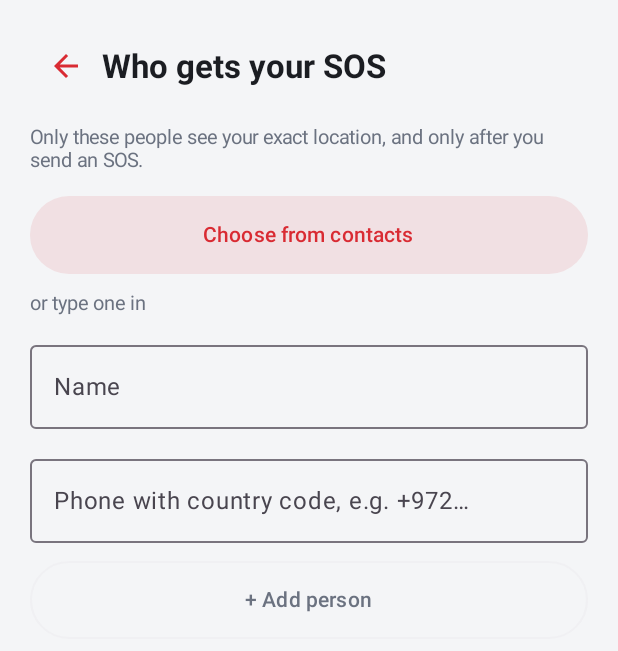
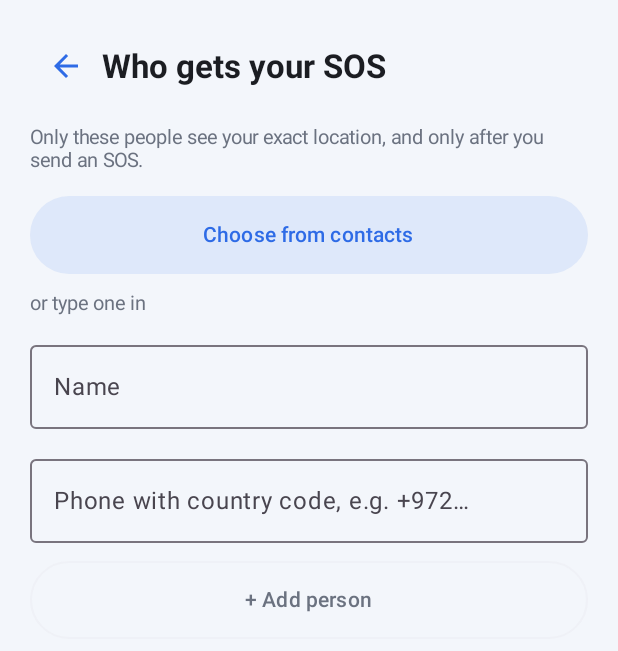
Before and after one commit to DavidFrumgarzts/homeward, an Android app built with Jetpack Compose: the ContactsScreen screen opened through its navigation route, on a phone screen of 412 x 824 dp. Shown: the top 651 px of the screen. Run offline under Robolectric (Android 15) with nearby library versions, the phone set to English and light mode, and no system bars; pictures from the network do not load.

Commit message:
Calm blue color scheme; red only for SOS, police call and red zones
New Primary blue (#2E6BE6) for buttons, links, icons and onboarding.
RedButton -> PrimaryButton(color = ...), red passed only for 'Send SOS' and
'Call local police'. Matches the recolored Figma file.

Co-Authored-By: Claude Opus 5.5 <noreply@anthropic.com>

```diff
--- a/app/src/main/java/app/homeward/design/Colors.kt
+++ b/app/src/main/java/app/homeward/design/Colors.kt
@@ -5,14 +5,16 @@ import androidx.compose.ui.graphics.Color
 // All app colors in one place. Same values as the Figma variables ("Homeward colors").
 // Change a color here and it changes on every screen.
 object HomewardColors {
-    val Background = Color(0xFFF4F5F7)   // light grey page background
+    val Background = Color(0xFFF3F6FB)   // light, slightly blue page background (calm)
     val Surface = Color(0xFFFFFFFF)      // white cards
     val SurfaceAlt = Color(0xFFF3F4F6)   // input boxes, chips
     val Border = Color(0xFFE7E9ED)
     val Text = Color(0xFF1B1D22)
     val TextMuted = Color(0xFF6B7280)
-    val Red = Color(0xFFD92B33)          // SOS + primary actions only
-    val RedTint = Color(0x1AD92B33)      // 10% red, icon circles
+    val Primary = Color(0xFF2E6BE6)      // calm blue: buttons, links, icons (Figma "color/primary")
+    val PrimaryTint = Color(0x1A2E6BE6)  // 10% blue, icon circles
+    val Red = Color(0xFFD92B33)          // ONLY for SOS, police call and red-zone warnings
+    val RedTint = Color(0x1AD92B33)      // 10% red, warning tags
     val Green = Color(0xFF1E9E62)        // "OK", safer zones, delivered
     val Yellow = Color(0xFFE0A10F)       // "careful" zones
     val Blue = Color(0xFF2563EB)         // your location dot
--- a/app/src/main/java/app/homeward/design/HomewardTheme.kt
+++ b/app/src/main/java/app/homeward/design/HomewardTheme.kt
@@ -9,7 +9,7 @@ import androidx.compose.runtime.Composable
 fun HomewardTheme(content: @Composable () -> Unit) {
     MaterialTheme(
         colorScheme = lightColorScheme(
-            primary = HomewardColors.Red,
+            primary = HomewardColors.Primary,
             background = HomewardColors.Background,
             surface = HomewardColors.Surface,
             onSurface = HomewardColors.Text,
--- a/app/src/main/java/app/homeward/design/components/IconCircle.kt
+++ b/app/src/main/java/app/homeward/design/components/IconCircle.kt
@@ -12,10 +12,10 @@ import androidx.compose.ui.graphics.vector.ImageVector
 import androidx.compose.ui.unit.dp
 import app.homeward.design.HomewardColors
 
-// Red outline icon in a light-red circle (onboarding feature rows and permission cards).
+// Blue outline icon in a light-blue circle (onboarding feature rows and permission cards).
 @Composable
 fun IconCircle(icon: ImageVector, size: Int = 44, modifier: Modifier = Modifier) {
-    Box(modifier.size(size.dp).background(HomewardColors.RedTint, CircleShape), contentAlignment = Alignment.Center) {
-        Icon(icon, contentDescription = null, tint = HomewardColors.Red, modifier = Modifier.size((size / 2).dp))
+    Box(modifier.size(size.dp).background(HomewardColors.PrimaryTint, CircleShape), contentAlignment = Alignment.Center) {
+        Icon(icon, contentDescription = null, tint = HomewardColors.Primary, modifier = Modifier.size((size / 2).dp))
     }
 }
--- a/app/src/main/java/app/homeward/design/components/RedButton.kt
+++ b/app/src/main/java/app/homeward/design/components/PrimaryButton.kt
@@ -8,19 +8,21 @@ import androidx.compose.material3.ButtonDefaults
 import androidx.compose.material3.Text
 import androidx.compose.runtime.Composable
 import androidx.compose.ui.Modifier
+import androidx.compose.ui.graphics.Color
 import androidx.compose.ui.text.font.FontWeight
 import androidx.compose.ui.unit.dp
 import androidx.compose.ui.unit.sp
 import app.homeward.design.HomewardColors
 
-// Full-width red button for the one main action on a screen ("Send", "Call police", "Safer route").
+// Full-width button for the one main action on a screen. Calm blue by default;
+// pass color = HomewardColors.Red only for emergency actions (send SOS, call police).
 @Composable
-fun RedButton(label: String, modifier: Modifier = Modifier, enabled: Boolean = true, onClick: () -> Unit) {
+fun PrimaryButton(label: String, modifier: Modifier = Modifier, enabled: Boolean = true, color: Color = HomewardColors.Primary, onClick: () -> Unit) {
     Button(
         onClick = onClick,
         enabled = enabled,
         modifier = modifier.fillMaxWidth().height(56.dp),
         shape = RoundedCornerShape(14.dp),
-        colors = ButtonDefaults.buttonColors(containerColor = HomewardColors.Red),
+        colors = ButtonDefaults.buttonColors(containerColor = color),
     ) { Text(label, fontSize = 16.sp, fontWeight = FontWeight.SemiBold) }
 }
--- a/app/src/main/java/app/homeward/design/components/ProgressDots.kt
+++ b/app/src/main/java/app/homeward/design/components/ProgressDots.kt
@@ -11,12 +11,12 @@ import androidx.compose.ui.Modifier
 import androidx.compose.ui.unit.dp
 import app.homeward.design.HomewardColors
 
-// Onboarding progress: the current step is a short red bar, the others grey dots.
+// Onboarding progress: the current step is a short blue bar, the others grey dots.
 @Composable
 fun ProgressDots(current: Int, total: Int) {
     Row(horizontalArrangement = Arrangement.spacedBy(6.dp)) {
         repeat(total) { i ->
-            Box(Modifier.size(if (i == current) 20.dp else 6.dp, 6.dp).background(if (i == current) HomewardColors.Red else HomewardColors.Border, RoundedCornerShape(3.dp)))
+            Box(Modifier.size(if (i == current) 20.dp else 6.dp, 6.dp).background(if (i == current) HomewardColors.Primary else HomewardColors.Border, RoundedCornerShape(3.dp)))
         }
     }
 }
--- a/app/src/main/java/app/homeward/features/contacts/ContactsEditor.kt
+++ b/app/src/main/java/app/homeward/features/contacts/ContactsEditor.kt
@@ -65,7 +65,7 @@ fun ContactsEditor(onChange: (Int) -> Unit = {}) {
         Button(
             onClick = { picker.launch(Intent(Intent.ACTION_PICK, Phone.CONTENT_URI)) },
             modifier = Modifier.fillMaxWidth().height(52.dp),
-            colors = ButtonDefaults.buttonColors(containerColor = HomewardColors.RedTint, contentColor = HomewardColors.Red),
+            colors = ButtonDefaults.buttonColors(containerColor = HomewardColors.PrimaryTint, contentColor = HomewardColors.Primary),
         ) { Text("Choose from contacts") }
         Text("or type one in", style = HomewardType.Small)
         OutlinedTextField(name, { name = it }, label = { Text("Name") }, singleLine = true, modifier = Modifier.fillMaxWidth())
@@ -78,6 +78,6 @@ fun ContactsEditor(onChange: (Int) -> Unit = {}) {
             onClick = { save(contacts + TrustedContact(name.trim(), PhoneNumber.clean(phone))); name = ""; phone = "" },
             enabled = name.isNotBlank() && phoneOk,
             modifier = Modifier.fillMaxWidth().height(52.dp),
-        ) { Text("+ Add person", color = if (name.isNotBlank() && phoneOk) HomewardColors.Red else HomewardColors.TextMuted) }
+        ) { Text("+ Add person", color = if (name.isNotBlank() && phoneOk) HomewardColors.Primary else HomewardColors.TextMuted) }
     }
 }
--- a/app/src/main/java/app/homeward/features/contacts/ContactsScreen.kt
+++ b/app/src/main/java/app/homeward/features/contacts/ContactsScreen.kt
@@ -21,7 +21,7 @@ import app.homeward.design.HomewardType
 fun ContactsScreen(onBack: () -> Unit) {
     Column(Modifier.fillMaxSize().background(HomewardColors.Background).verticalScroll(rememberScrollState()).padding(20.dp), verticalArrangement = Arrangement.spacedBy(16.dp)) {
         Row(verticalAlignment = Alignment.CenterVertically) {
-            IconButton(onBack) { Icon(Icons.AutoMirrored.Outlined.ArrowBack, "Back", tint = HomewardColors.Red) }
+            IconButton(onBack) { Icon(Icons.AutoMirrored.Outlined.ArrowBack, "Back", tint = HomewardColors.Primary) }
             Text("Who gets your SOS", style = HomewardType.Title)
         }
         Text("Only these people see your exact location, and only after you send an SOS.", style = HomewardType.Small)
--- a/app/src/main/java/app/homeward/features/home/HomeBottomSheet.kt
+++ b/app/src/main/java/app/homeward/features/home/HomeBottomSheet.kt
@@ -63,7 +63,7 @@ fun HomeBottomSheet(
         // Who gets the SOS, with a way to change it.
         Row(Modifier.fillMaxWidth().clickable(onClick = onEditContacts), horizontalArrangement = Arrangement.SpaceBetween) {
             Text(if (contactNames.isBlank()) "No one gets your SOS yet" else "SOS goes to $contactNames", style = HomewardType.Small, modifier = Modifier.weight(1f))
-            Text(if (contactNames.isBlank()) "Add" else "Edit", color = HomewardColors.Red, fontWeight = FontWeight.SemiBold, fontSize = 13.sp)
+            Text(if (contactNames.isBlank()) "Add" else "Edit", color = HomewardColors.Primary, fontWeight = FontWeight.SemiBold, fontSize = 13.sp)
         }
         Row(Modifier.fillMaxWidth(), horizontalArrangement = Arrangement.SpaceAround) {
             RoundAction("I'm OK", Icons.Outlined.CheckCircle, onImOk)
--- a/app/src/main/java/app/homeward/features/onboarding/ContactsStep.kt
+++ b/app/src/main/java/app/homeward/features/onboarding/ContactsStep.kt
@@ -37,7 +37,7 @@ fun ContactsStep(onNext: () -> Unit) {
                     Text("Only when you tap \"I'm OK\". No live tracking.", style = HomewardType.Small)
                 }
                 Switch(share, { share = it; AppServices.locationSharing.onCheckIn = it },
-                    colors = SwitchDefaults.colors(checkedTrackColor = HomewardColors.Red))
+                    colors = SwitchDefaults.colors(checkedTrackColor = HomewardColors.Primary))
             }
         }
     }
--- a/app/src/main/java/app/homeward/features/onboarding/GetReadyStep.kt
+++ b/app/src/main/java/app/homeward/features/onboarding/GetReadyStep.kt
@@ -78,7 +78,7 @@ private fun Item(title: String, detail: String?, waitingText: String = "Working
         }
         Column {
             Text(title, style = HomewardType.Label)
-            Text(detail ?: waitingText, style = HomewardType.Small, color = if (done) HomewardColors.TextMuted else HomewardColors.Red)
+            Text(detail ?: waitingText, style = HomewardType.Small, color = if (done) HomewardColors.TextMuted else HomewardColors.Primary)
         }
     }
 }
--- a/app/src/main/java/app/homeward/features/onboarding/StepLayout.kt
+++ b/app/src/main/java/app/homeward/features/onboarding/StepLayout.kt
@@ -11,9 +11,9 @@ import androidx.compose.ui.unit.dp
 import app.homeward.design.HomewardColors
 import app.homeward.design.HomewardType
 import app.homeward.design.components.ProgressDots
-import app.homeward.design.components.RedButton
+import app.homeward.design.components.PrimaryButton
 
-// Shared frame for every onboarding step: progress dots, title, short text, content, one red button at the bottom.
+// Shared frame for every onboarding step: progress dots, title, short text, content, one blue button at the bottom.
 @Composable
 fun StepLayout(
     step: OnboardingStep,
@@ -35,7 +35,7 @@ fun StepLayout(
             Text(subtitle, style = HomewardType.Small)
             content()
         }
-        RedButton(button, enabled = buttonEnabled, onClick = onButton)
+        PrimaryButton(button, enabled = buttonEnabled, onClick = onButton)
         footnote?.let { Text(it, style = HomewardType.Small, modifier = Modifier.padding(top = 8.dp)) }
     }
 }
--- a/app/src/main/java/app/homeward/features/onboarding/WelcomeStep.kt
+++ b/app/src/main/java/app/homeward/features/onboarding/WelcomeStep.kt
@@ -30,7 +30,7 @@ fun WelcomeStep(onNext: () -> Unit) {
         button = "Get started",
         onButton = onNext,
         header = {
-            Box(Modifier.size(64.dp).background(HomewardColors.Red, CircleShape), contentAlignment = Alignment.Center) {
+            Box(Modifier.size(64.dp).background(HomewardColors.Primary, CircleShape), contentAlignment = Alignment.Center) {
                 Icon(Icons.Outlined.Home, null, tint = Color.White)
             }
         },
--- a/app/src/main/java/app/homeward/features/sos/SosSentScreen.kt
+++ b/app/src/main/java/app/homeward/features/sos/SosSentScreen.kt
@@ -20,7 +20,7 @@ import androidx.compose.ui.unit.dp
 import app.homeward.app.AppServices
 import app.homeward.design.HomewardColors
 import app.homeward.design.HomewardType
-import app.homeward.design.components.RedButton
+import app.homeward.design.components.PrimaryButton
 import app.homeward.design.components.WhiteCard
 import app.homeward.device.GeoPoint
 import app.homeward.features.policecall.PoliceCaller
@@ -57,12 +57,12 @@ fun SosSentScreen(vm: SosViewModel) {
             }
         }
 
-        RedButton("Call local police (${vm.policeNumber})") { PoliceCaller.dial(context, vm.policeNumber) }
+        PrimaryButton(color = HomewardColors.Red, label = "Call local police (${vm.policeNumber})") { PoliceCaller.dial(context, vm.policeNumber) }
 
         pick?.let {
             WhiteCard(Modifier.fillMaxWidth()) {
                 Row(verticalAlignment = Alignment.CenterVertically, horizontalArrangement = Arrangement.spacedBy(8.dp)) {
-                    Icon(Icons.Outlined.Place, null, tint = HomewardColors.Red)
+                    Icon(Icons.Outlined.Place, null, tint = HomewardColors.Primary)
                     Text("Nearest safe place", style = HomewardType.Label)
                 }
                 Spacer(Modifier.height(6.dp))
--- a/app/src/main/res/values/themes.xml
+++ b/app/src/main/res/values/themes.xml
@@ -1,7 +1,7 @@
 <!-- Window theme used before Compose draws. Colors live in design/Colors.kt. -->
 <resources>
     <style name="Theme.Homeward" parent="android:Theme.Material.Light.NoActionBar">
-        <item name="android:statusBarColor">#F4F5F7</item>
+        <item name="android:statusBarColor">#F3F6FB</item>
         <item name="android:windowLightStatusBar">true</item>
     </style>
 </resources>
```
Also changed, not shown: app/src/main/java/app/homeward/features/sos/SosComposeScreen.kt (+5 -5 lines), 1 other file.
